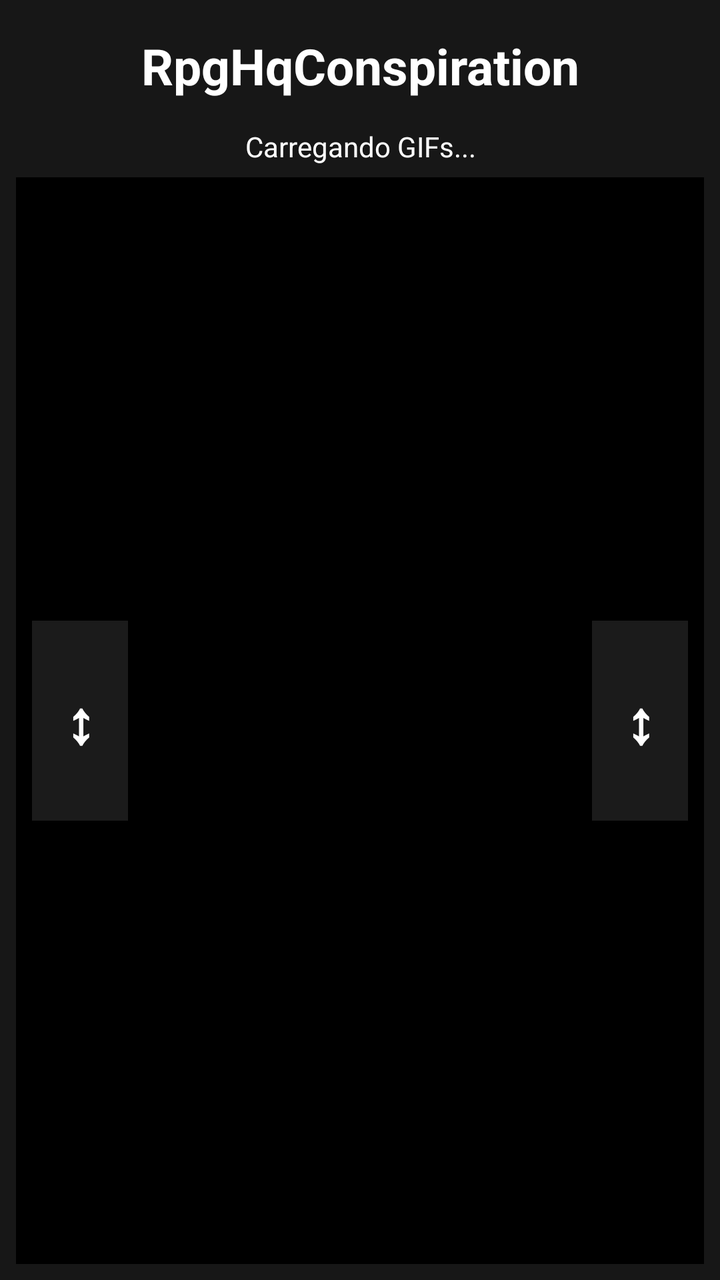
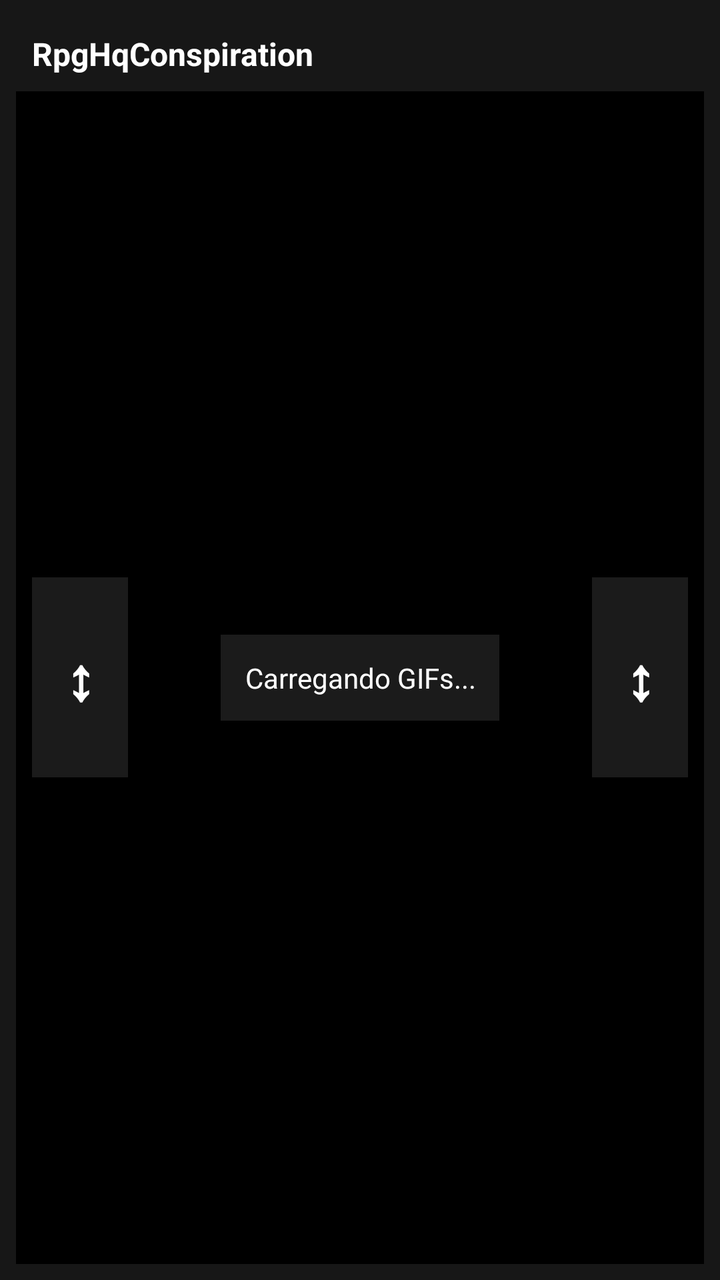

An Android layout rendered at two revisions. The XML below is the earlier revision; the diff shows what the commit changed to produce the second picture.
<!-- AndroidManifest.xml: application theme Theme.RpgHqConspiration -->
<!-- res/layout/activity_main.xml -->
<?xml version="1.0" encoding="utf-8"?>
<LinearLayout
    xmlns:android="http://schemas.android.com/apk/res/android"
    xmlns:app="http://schemas.android.com/apk/res-auto"
    android:layout_width="match_parent"
    android:layout_height="match_parent"
    android:orientation="vertical"
    android:gravity="center"
    android:padding="8dp"
    android:background="#171717">

    

    <TextView
        android:layout_width="match_parent"
        android:layout_height="wrap_content"
        android:text="RpgHqConspiration"
        android:textColor="#FFFFFF"
        android:textSize="25sp"
        android:textStyle="bold"
        android:gravity="center"
        android:padding="8dp"/>

    

    <TextView
        android:id="@+id/status"
        android:layout_width="match_parent"
        android:layout_height="wrap_content"
        android:text="Carregando GIFs..."
        android:textColor="#FFFFFF"
        android:textSize="14sp"
        android:gravity="center"
        android:padding="6dp"/>

    

    <LinearLayout
        android:id="@+id/linhaControles"
        android:layout_width="match_parent"
        android:layout_height="0dp"
        android:layout_weight="1"
        android:orientation="horizontal"
        android:gravity="center_vertical"
        android:clipChildren="false"
        android:clipToPadding="false"
        android:background="#000000">

        

        <FrameLayout
            android:id="@+id/containerControleEsquerdo"
            android:layout_width="64dp"
            android:layout_height="match_parent"
            android:gravity="center"
            android:clipChildren="false"
            android:clipToPadding="false"
            android:elevation="12dp">

            <TextView
                android:id="@+id/controleEsquerdo"
                android:layout_width="48dp"
                android:layout_height="100dp"
                android:layout_gravity="center"
                android:background="#CC222222"
                android:gravity="center"
                android:text="↕"
                android:textColor="#FFFFFF"
                android:textSize="30sp"
                android:textStyle="bold"
                android:elevation="8dp"/>

        </FrameLayout>

        

        <FrameLayout
            android:id="@+id/areaGif"
            android:layout_width="0dp"
            android:layout_height="match_parent"
            android:layout_weight="1"
            android:elevation="0dp"
            android:background="#000000"
            android:gravity="center">

            

            <ImageView
                android:id="@+id/imagemGif"
                android:layout_width="match_parent"
                android:layout_height="match_parent"
                android:contentDescription="GIF principal"
                android:scaleType="fitCenter"/>

            

            <TextView
                android:id="@+id/textoPlanilha"
                android:layout_width="match_parent"
                android:layout_height="wrap_content"
                android:layout_gravity="top|center_horizontal"
                android:gravity="center"
                android:padding="16dp"
                android:textColor="#FFFFFF"
                android:textSize="20sp"
                android:textStyle="bold"
                android:maxLines="5"
                android:ellipsize="end"
                android:visibility="gone"
                android:elevation="10dp"/>

        </FrameLayout>

        

        <FrameLayout
            android:id="@+id/containerControleDireito"
            android:layout_width="64dp"
            android:layout_height="match_parent"
            android:gravity="center"
            android:clipChildren="false"
            android:clipToPadding="false"
            android:elevation="12dp">

            <TextView
                android:id="@+id/controleDireito"
                android:layout_width="48dp"
                android:layout_height="100dp"
                android:layout_gravity="center"
                android:background="#CC222222"
                android:gravity="center"
                android:text="↕"
                android:textColor="#FFFFFF"
                android:textSize="30sp"
                android:textStyle="bold"
                android:elevation="8dp"/>

        </FrameLayout>

    </LinearLayout>

</LinearLayout>
<!-- resources referenced by this layout -->
<resources>
  <style name="Theme.RpgHqConspiration" parent="Base.Theme.RpgHqConspiration" />
  <style name="Base.Theme.RpgHqConspiration" parent="Theme.Material3.DayNight.NoActionBar">
          
          
      </style>
</resources>

<!-- the commit's change to res/layout/activity_main.xml (unified diff, before → after) -->
@@ -16,25 +16,12 @@
         android:layout_height="wrap_content"
         android:text="RpgHqConspiration"
         android:textColor="#FFFFFF"
-        android:textSize="25sp"
+        android:textSize="16sp"
         android:textStyle="bold"
-        android:gravity="center"
+        android:gravity="start|top"
         android:padding="8dp"/>
 
     
-
-    <TextView
-        android:id="@+id/status"
-        android:layout_width="match_parent"
-        android:layout_height="wrap_content"
-        android:text="Carregando GIFs..."
-        android:textColor="#FFFFFF"
-        android:textSize="14sp"
-        android:gravity="center"
-        android:padding="6dp"/>
-
-    
-
     <LinearLayout
         android:id="@+id/linhaControles"
         android:layout_width="match_parent"
@@ -56,6 +43,20 @@
             android:clipChildren="false"
             android:clipToPadding="false"
             android:elevation="12dp">
+
+            <View
+                android:id="@+id/sombraSuperiorEsquerda"
+                android:layout_width="48dp"
+                android:layout_height="5dp"
+                android:layout_gravity="top"
+                android:elevation="7dp"/>
+
+            <View
+                android:id="@+id/sombraInferiorEsquerda"
+                android:layout_width="48dp"
+                android:layout_height="5dp"
+                android:layout_gravity="bottom"
+                android:elevation="7dp"/>
 
             <TextView
                 android:id="@+id/controleEsquerdo"
@@ -95,6 +96,21 @@
             
 
             <TextView
+                android:id="@+id/status"
+                android:layout_width="wrap_content"
+                android:layout_height="wrap_content"
+                android:layout_gravity="center"
+                android:background="#CC222222"
+                android:elevation="20dp"
+                android:gravity="center"
+                android:padding="12dp"
+                android:text="Carregando GIFs..."
+                android:textColor="#FFFFFF"
+                android:textSize="14sp" />
+
+            
+
+            <TextView
                 android:id="@+id/textoPlanilha"
                 android:layout_width="match_parent"
                 android:layout_height="wrap_content"
@@ -122,6 +138,20 @@
             android:clipToPadding="false"
             android:elevation="12dp">
 
+            <View
+                android:id="@+id/sombraSuperiorDireita"
+                android:layout_width="48dp"
+                android:layout_height="5dp"
+                android:layout_gravity="top"
+                android:elevation="7dp"/>
+
+            <View
+                android:id="@+id/sombraInferiorDireita"
+                android:layout_width="48dp"
+                android:layout_height="5dp"
+                android:layout_gravity="bottom"
+                android:elevation="7dp"/>
+
             <TextView
                 android:id="@+id/controleDireito"
                 android:layout_width="48dp"
